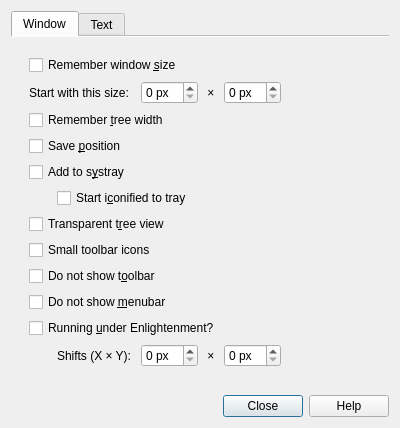
The window that feathernotes/predDialog.ui (tsujan/FeatherNotes) describes before a commit, drawn with Qt 5.
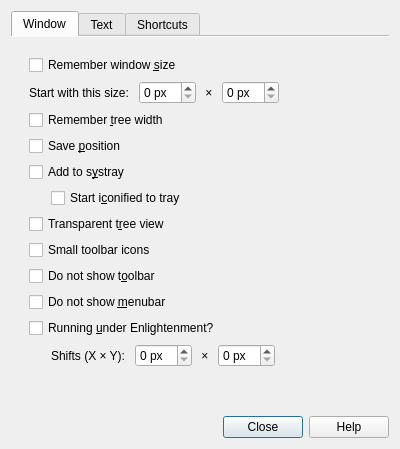
The same window after the commit.

Commit message:
Supported shortcut customization
Closes https://github.com/tsujan/FeatherNotes/issues/35

What changed in the file:
```diff
--- a/feathernotes/predDialog.ui
+++ b/feathernotes/predDialog.ui
@@ -26,11 +26,11 @@
       <attribute name="title">
        <string>Window</string>
       </attribute>
-      <layout class="QVBoxLayout" name="verticalLayout_2">
+      <layout class="QVBoxLayout" name="verticalLayout_1">
        <item>
         <widget class="QFrame" name="windowBox">
-         <layout class="QGridLayout" name="gridLayout">
-          <item row="0" column="0" colspan="5">
+         <layout class="QVBoxLayout" name="verticalLayout_2">
+          <item>
            <widget class="QCheckBox" name="winSizeBox">
             <property name="toolTip">
              <string>Saves window size after closing
@@ -43,35 +43,37 @@
             </property>
            </widget>
           </item>
-          <item row="1" column="0" colspan="2">
+          <item>
+           <layout class="QHBoxLayout" name="horizontalLayout">
+            <item>
            <widget class="QLabel" name="winLabel">
             <property name="text">
              <string>Start with this size: </string>
             </property>
            </widget>
           </item>
-          <item row="1" column="2">
+            <item>
            <widget class="QSpinBox" name="winSpinX">
             <property name="suffix">
              <string> px</string>
             </property>
            </widget>
           </item>
-          <item row="1" column="3">
+            <item>
            <widget class="QLabel" name="winXLabel">
             <property name="text">
              <string> × </string>
             </property>
            </widget>
           </item>
-          <item row="1" column="4">
+            <item>
            <widget class="QSpinBox" name="winSpinY">
             <property name="suffix">
              <string> px</string>
             </property>
            </widget>
           </item>
-          <item row="1" column="5">
+            <item>
            <spacer name="horizontalSpacer">
             <property name="orientation">
              <enum>Qt::Horizontal</enum>
@@ -81,13 +83,15 @@
             </property>
             <property name="sizeHint" stdset="0">
              <size>
-              <width>40</width>
+                <width>5</width>
               <height>5</height>
              </size>
             </property>
            </spacer>
           </item>
-          <item row="2" column="0" colspan="5">
+           </layout>
+          </item>
+          <item>
            <widget class="QCheckBox" name="splitterSizeBox">
             <property name="toolTip">
              <string>Saves tree width after closing
@@ -100,7 +104,7 @@
             </property>
            </widget>
           </item>
-          <item row="3" column="0" colspan="5">
+          <item>
            <widget class="QCheckBox" name="positionBox">
             <property name="toolTip">
              <string>Saves position after closing
@@ -115,7 +119,7 @@
             </property>
            </widget>
           </item>
-          <item row="4" column="0" colspan="5">
+          <item>
            <widget class="QCheckBox" name="hasTrayBox">
             <property name="toolTip">
              <string>Decides whether a systray icon should be used.
@@ -129,8 +133,10 @@
             </property>
            </widget>
           </item>
-          <item row="5" column="0">
-           <spacer name="horizontalSpacer_2">
+          <item>
+           <layout class="QHBoxLayout" name="horizontalLayout_2">
+            <item>
+             <spacer name="horizontalSpacer_1">
             <property name="orientation">
              <enum>Qt::Horizontal</enum>
             </property>
@@ -145,7 +151,7 @@
             </property>
            </spacer>
           </item>
-          <item row="5" column="1" colspan="4">
+            <item>
            <widget class="QCheckBox" name="minTrayBox">
             <property name="toolTip">
              <string>The command line option --tray
@@ -156,7 +162,9 @@
             </property>
            </widget>
           </item>
-          <item row="6" column="0" colspan="5">
+           </layout>
+          </item>
+          <item>
            <widget class="QCheckBox" name="transparentTree">
             <property name="toolTip">
              <string>Merge the tree view with its surroundings?</string>
@@ -166,7 +174,7 @@
             </property>
            </widget>
           </item>
-          <item row="7" column="0" colspan="5">
+          <item>
            <widget class="QCheckBox" name="smallToolbarIcons">
             <property name="toolTip">
              <string>By default, the active widget style determines
@@ -177,14 +185,14 @@
             </property>
            </widget>
           </item>
-          <item row="8" column="0" colspan="5">
+          <item>
            <widget class="QCheckBox" name="noToolbar">
             <property name="text">
              <string>Do not show t&amp;oolbar</string>
             </property>
            </widget>
           </item>
-          <item row="9" column="0" colspan="5">
+          <item>
            <widget class="QCheckBox" name="noMenubar">
             <property name="toolTip">
              <string>If the menubar is hidden,
@@ -195,7 +203,7 @@
             </property>
            </widget>
           </item>
-          <item row="10" column="0" colspan="5">
+          <item>
            <widget class="QCheckBox" name="EBox">
             <property name="toolTip">
              <string>Check this under Enlightenment (or, probably, another DE)
@@ -206,8 +214,10 @@
             </property>
            </widget>
           </item>
-          <item row="11" column="0">
-           <spacer name="horizontalSpacer_3">
+          <item>
+           <layout class="QHBoxLayout" name="horizontalLayout_3">
+            <item>
+             <spacer name="horizontalSpacer_2">
             <property name="orientation">
              <enum>Qt::Horizontal</enum>
             </property>
@@ -222,7 +232,7 @@
             </property>
            </spacer>
           </item>
-          <item row="11" column="1">
+            <item>
            <widget class="QLabel" name="ELabel">
             <property name="toolTip">
              <string>Some DE's (like Enlightenment) may not report the window position
@@ -239,30 +249,64 @@
             </property>
            </widget>
           </item>
-          <item row="11" column="2">
+            <item>
            <widget class="QSpinBox" name="ESpinX">
             <property name="suffix">
              <string> px</string>
             </property>
            </widget>
           </item>
-          <item row="11" column="3">
+            <item>
            <widget class="QLabel" name="XLabel">
             <property name="text">
              <string> × </string>
             </property>
            </widget>
           </item>
-          <item row="11" column="4">
+            <item>
            <widget class="QSpinBox" name="ESpinY">
             <property name="suffix">
              <string> px</string>
             </property>
            </widget>
           </item>
+            <item>
+             <spacer name="horizontalSpacer_3">
+              <property name="orientation">
+               <enum>Qt::Horizontal</enum>
+              </property>
+              <property name="sizeType">
+               <enum>QSizePolicy::MinimumExpanding</enum>
+              </property>
+              <property name="sizeHint" stdset="0">
+               <size>
+                <width>5</width>
+                <height>5</height>
+               </size>
+              </property>
+             </spacer>
+            </item>
+           </layout>
+          </item>
          </layout>
         </widget>
        </item>
+       <item>
+        <spacer name="verticalSpacer">
+         <property name="orientation">
+          <enum>Qt::Vertical</enum>
+         </property>
+         <property name="sizeType">
+          <enum>QSizePolicy::MinimumExpanding</enum>
+         </property>
+         <property name="sizeHint" stdset="0">
+          <size>
+           <width>5</width>
+           <height>1</height>
+          </size>
+         </property>
+        </spacer>
+       </item>
       </layout>
      </widget>
      <widget class="QWidget" name="tab_2">
@@ -355,6 +399,62 @@
        </item>
       </layout>
      </widget>
+     <widget class="QWidget" name="tab_3">
+      <attribute name="title">
+       <string>Shortcuts</string>
+      </attribute>
+      <layout class="QGridLayout" name="gridLayout_3">
+       <item row="0" column="0">
+        <widget class="QTableWidget" name="tableWidget">
+         <property name="editTriggers">
+          <set>QAbstractItemView::DoubleClicked|QAbstractItemView::EditKeyPressed|QAbstractItemView::SelectedClicked</set>
+         </property>
+         <property name="alternatingRowColors">
+          <bool>true</bool>
+         </property>
+         <property name="selectionMode">
+          <enum>QAbstractItemView::SingleSelection</enum>
+         </property>
+         <attribute name="verticalHeaderVisible">
+          <bool>false</bool>
+         </attribute>
+         <column>
+          <property name="text">
+           <string>Action</string>
+          </property>
+         </column>
+         <column>
+          <property name="text">
+           <string>Shortcut</string>
+          </property>
+         </column>
+        </widget>
+       </item>
+       <item row="1" column="0" alignment="Qt::AlignRight">
+        <widget class="QPushButton" name="defaultButton">
+         <property name="text">
+          <string>Default</string>
+         </property>
+         <property name="autoDefault">
+          <bool>false</bool>
+         </property>
+        </widget>
+       </item>
+      </layout>
+     </widget>
+    </widget>
+   </item>
+   <item>
+    <widget class="QLabel" name="promptLabel">
+     <property name="text">
+      <string/>
+     </property>
+     <property name="alignment">
+      <set>Qt::AlignCenter</set>
+     </property>
+     <property name="textInteractionFlags">
+      <set>Qt::NoTextInteraction</set>
+     </property>
     </widget>
    </item>
    <item>
```
Left out of the diff: 73 changed lines with no effect on the pictures. Lines whose indentation alone changed are shown as unchanged. The commit also changes 23 other files.
